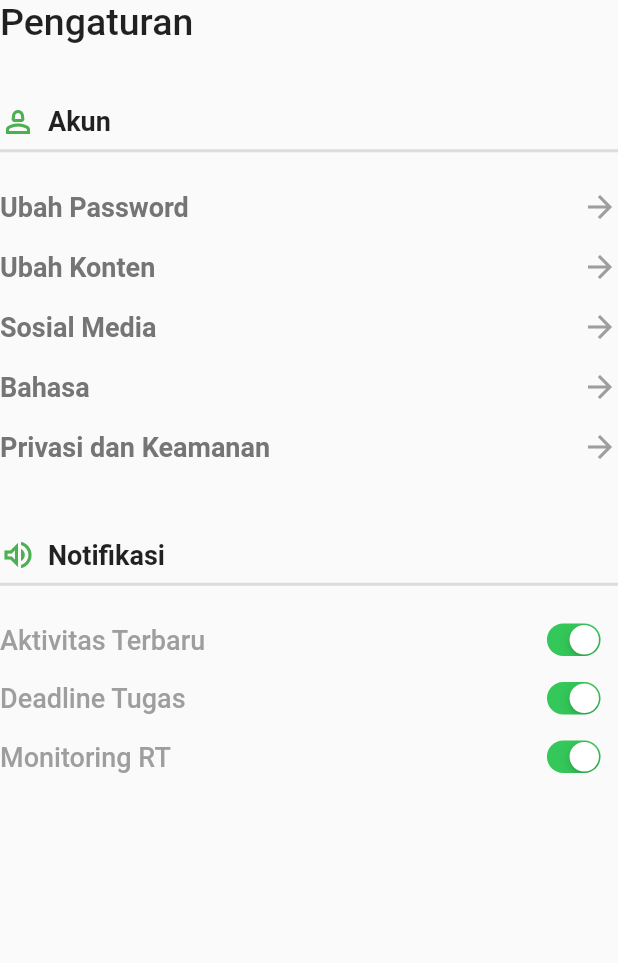
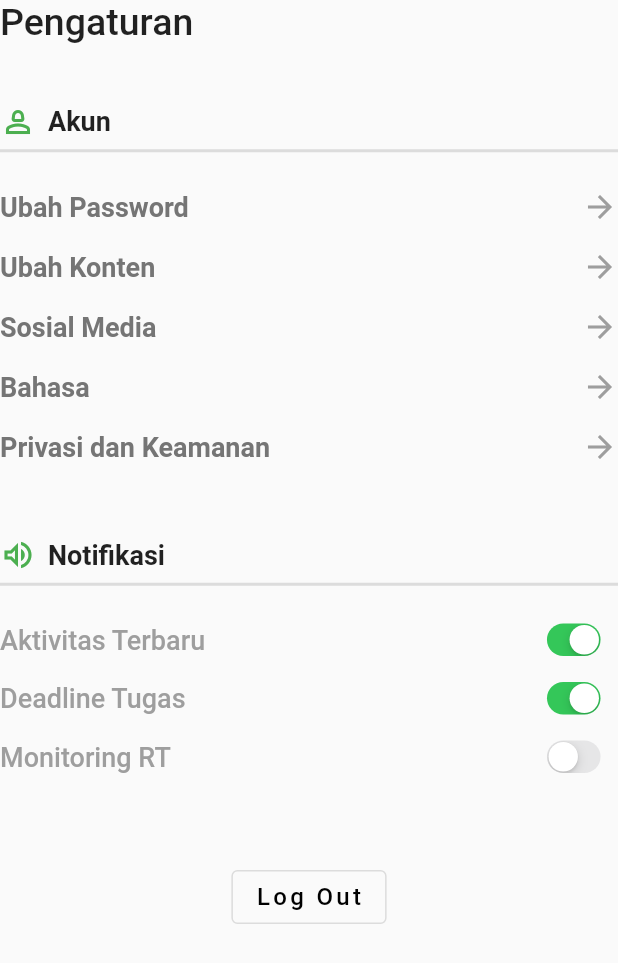
Before and after one commit to FalzProject/FlutterProject, a Flutter app: the Settings screen opened directly, on a phone screen of 412 x 824 dp. Shown: the top 963 px of the screen. Run offline on Flutter 3.47's test engine with Material 2 defaults, Android fonts, the light colour scheme and no system bars; our stand-ins replace firebase_core, firebase_database; missing offline and left inert: firebase_ui_database; accounts and stored records are empty.

Commit message:
New Settings

```diff
--- a/lib/HomeInterface/settings.dart
+++ b/lib/HomeInterface/settings.dart
@@ -77,6 +77,19 @@ class _SettingsState extends State<Settings> {
             buildNotificationRow('Aktivitas Terbaru', true),
             buildNotificationRow('Deadline Tugas', true),
             buildNotificationRow('Monitoring RT', false),
+            const SizedBox(
+              height: 50,
+            ),
+            Center(
+              child: OutlinedButton(
+                onPressed: () {},
+                child: const Text('Log Out',
+                style: TextStyle(
+                  fontSize: 16,
+                  letterSpacing: 2.2,
+                  color: Colors.black
+              ),)),
+            )
           ],
         ),
       ),
@@ -96,7 +109,7 @@ class _SettingsState extends State<Settings> {
             Transform.scale(
               scale: 0.7,
               child: CupertinoSwitch(
-                value: true,
+                value: isActive,
                 onChanged: (bool val) {}))
           ],);
   }
--- a/lib/LoginPage/login.dart
+++ b/lib/LoginPage/login.dart
@@ -1,5 +1,5 @@
 import 'package:flutter/material.dart';
-import 'package:idc_project/HomeInterface/build_task.dart';
+import 'package:idc_project/HomeInterface/front.dart';
 import 'package:idc_project/LoginPage/create.dart';
 
 class LoginPage extends StatelessWidget {
@@ -104,7 +104,7 @@ class LoginPage extends StatelessWidget {
                   Navigator.push(
                       context,
                       MaterialPageRoute(
-                        builder: (context) => const HomePage(),
+                        builder: (context) => const DashboardPage(),
                       ));
                 },
                 child: const Text("Login"),
```
